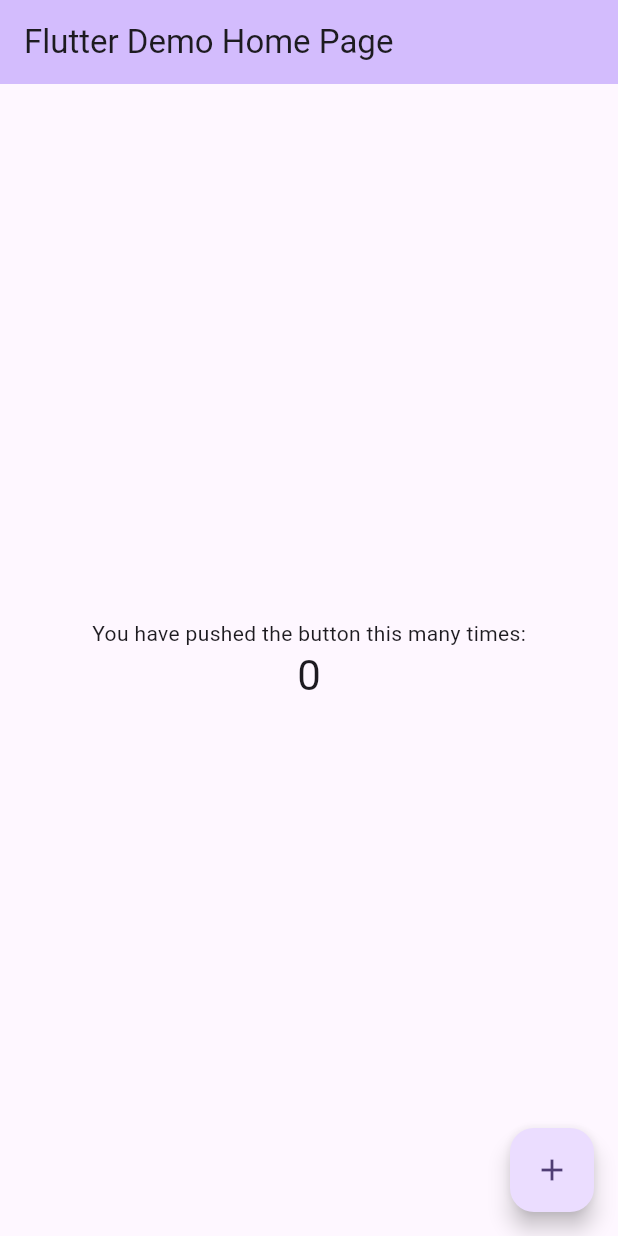
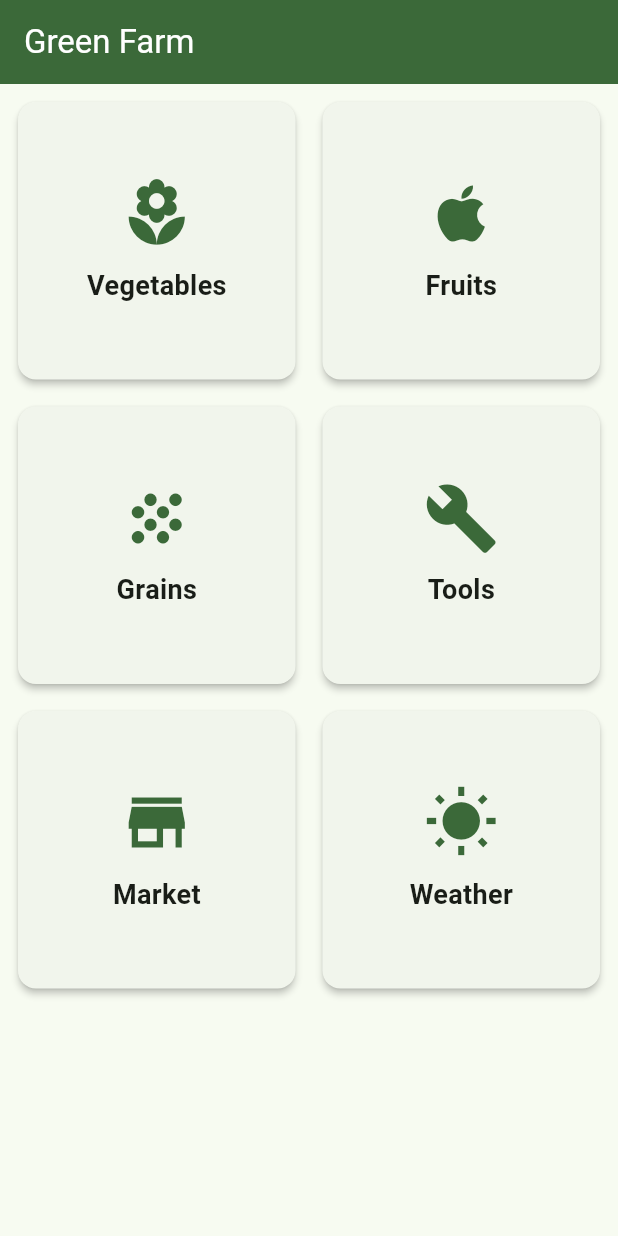
Before and after one commit to could-ai/019ad9e7-49f7-7f5e-b2f6-9f5fddcd81a2, a Flutter app: the screen it shows after launch, on a phone screen of 412 x 824 dp. Run offline on Flutter 3.47's test engine with Material 3 defaults, Android fonts, the phone set to English and light mode, and no system bars.

Commit message:
I have updated the main application file to set up the 'Green Farm' theme. I've changed the app title, set the primary color to green, and configured the home screen as the initial route. The previous counter example has been removed to start fresh with the new application structure.; I've created a new home screen for the 'Green Farm' application. This screen features a welcoming app bar and a grid layout displaying various agricultural categories like Vegetables, Fruits, Grains, and Tools. This provides a simple and intuitive navigation structure for the user to explore different sections of the app.; To promote code reuse and maintain a consistent design, I've created a reusable 'CategoryCard' widget. This widget is used on the home screen to display each agricultural category. It's designed to be easily customizable with a title and an icon, making it simple to add new categories in the future.

```diff
--- a/usr/lib/main.dart
+++ b/usr/lib/main.dart
@@ -1,4 +1,5 @@
 import 'package:flutter/material.dart';
+import 'package:couldai_user_app/screens/home_screen.dart';
 
 void main() {
   runApp(const MyApp());
@@ -7,117 +8,19 @@ void main() {
 class MyApp extends StatelessWidget {
   const MyApp({super.key});
 
-  // This widget is the root of your application.
   @override
   Widget build(BuildContext context) {
     return MaterialApp(
-      title: 'Flutter Demo',
+      title: 'Green Farm',
       debugShowCheckedModeBanner: false,
       theme: ThemeData(
-        // This is the theme of your application.
-        //
-        // TRY THIS: Try running your application with "flutter run". You'll see
-        // the application has a purple toolbar. Then, without quitting the app,
-        // try changing the seedColor in the colorScheme below to Colors.green
-        // and then invoke "hot reload" (save your changes or press the "hot
-        // reload" button in a Flutter-supported IDE, or press "r" if you used
-        // the command line to start the app).
-        //
-        // Notice that the counter didn't reset back to zero; the application
-        // state is not lost during the reload. To reset the state, use hot
-        // restart instead.
-        //
-        // This works for code too, not just values: Most code changes can be
-        // tested with just a hot reload.
-        colorScheme: ColorScheme.fromSeed(seedColor: Colors.deepPurple),
+        colorScheme: ColorScheme.fromSeed(seedColor: Colors.green),
+        useMaterial3: true,
       ),
       initialRoute: '/',
       routes: {
-        '/': (context) => const MyHomePage(title: 'Flutter Demo Home Page'),
+        '/': (context) => const HomeScreen(),
       },
     );
   }
 }
-
-class MyHomePage extends StatefulWidget {
-  const MyHomePage({super.key, required this.title});
-
-  // This widget is the home page of your application. It is stateful, meaning
-  // that it has a State object (defined below) that contains fields that affect
-  // how it looks.
-
-  // This class is the configuration for the state. It holds the values (in this
-  // case the title) provided by the parent (in this case the App widget) and
-  // used by the build method of the State. Fields in a Widget subclass are
-  // always marked "final".
-
-  final String title;
-
-  @override
-  State<MyHomePage> createState() => _MyHomePageState();
-}
-
-class _MyHomePageState extends State<MyHomePage> {
-  int _counter = 0;
-
-  void _incrementCounter() {
-    setState(() {
-      // This call to setState tells the Flutter framework that something has
-      // changed in this State, which causes it to rerun the build method below
-      // so that the display can reflect the updated values. If we changed
-      // _counter without calling setState(), then the build method would not be
-      // called again, and so nothing would appear to happen.
-      _counter++;
-    });
-  }
-
-  @override
-  Widget build(BuildContext context) {
-    // This method is rerun every time setState is called, for instance as done
-    // by the _incrementCounter method above.
-    //
-    // The Flutter framework has been optimized to make rerunning build methods
-    // fast, so that you can just rebuild anything that needs updating rather
-    // than having to individually change instances of widgets.
-    return Scaffold(
-      appBar: AppBar(
-        // TRY THIS: Try changing the color here to a specific color (to
-        // Colors.amber, perhaps?) and trigger a hot reload to see the AppBar
-        // change color while the other colors stay the same.
-        backgroundColor: Theme.of(context).colorScheme.inversePrimary,
-        // Here we take the value from the MyHomePage object that was created by
-        // the App.build method, and use it to set our appbar title.
-        title: Text(widget.title),
-      ),
-      body: Center(
-        // Center is a layout widget. It takes a single child and positions it
-        // in the middle of the parent.
-        child: Column(
-          // Column is also a layout widget. It takes a list of children and
-          // arranges them vertically. By default, it sizes itself to fit its
-          // children horizontally, and tries to be as tall as its parent.
-          //
-          // Column has various properties to control how it sizes itself and
-          // how it positions its children. Here we use mainAxisAlignment to
-          // center the children vertically; the main axis here is the vertical
-          // axis because Columns are vertical (the cross axis would be
-          // horizontal).
-          //
-          // TRY THIS: Invoke "debug painting" (choose the "Toggle Debug Paint"
-          // action in the IDE, or press "p" in the console), to see the
-          // wireframe for each widget.
-          mainAxisAlignment: MainAxisAlignment.center,
-          children: <Widget>[
-            const Text('You have pushed the button this many times:'),
-            Text('$_counter', style: Theme.of(context).textTheme.headlineMedium),
-          ],
-        ),
-      ),
-      floatingActionButton: FloatingActionButton(
-        onPressed: _incrementCounter,
-        tooltip: 'Increment',
-        child: const Icon(Icons.add),
-      ), // This trailing comma makes auto-formatting nicer for build methods.
-    );
-  }
-}
--- /dev/null
+++ b/usr/lib/screens/home_screen.dart
@@ -0,0 +1,51 @@
+import 'package:flutter/material.dart';
+import 'package:couldai_user_app/widgets/reusable_widgets.dart';
+
+class HomeScreen extends StatelessWidget {
+  const HomeScreen({super.key});
+
+  @override
+  Widget build(BuildContext context) {
+    return Scaffold(
+      appBar: AppBar(
+        title: const Text('Green Farm'),
+        backgroundColor: Theme.of(context).colorScheme.primary,
+        foregroundColor: Theme.of(context).colorScheme.onPrimary,
+      ),
+      body: Padding(
+        padding: const EdgeInsets.all(8.0),
+        child: GridView.count(
+          crossAxisCount: 2,
+          crossAxisSpacing: 10,
+          mainAxisSpacing: 10,
+          children: const <Widget>[
+            CategoryCard(
+              title: 'Vegetables',
+              icon: Icons.local_florist,
+            ),
+            CategoryCard(
+              title: 'Fruits',
+              icon: Icons.apple,
+            ),
+            CategoryCard(
+              title: 'Grains',
+              icon: Icons.grain,
+            ),
+            CategoryCard(
+              title: 'Tools',
+              icon: Icons.build,
+            ),
+            CategoryCard(
+              title: 'Market',
+              icon: Icons.store,
+            ),
+            CategoryCard(
+              title: 'Weather',
+              icon: Icons.wb_sunny,
+            ),
+          ],
+        ),
+      ),
+    );
+  }
+}
--- /dev/null
+++ b/usr/lib/widgets/reusable_widgets.dart
@@ -0,0 +1,42 @@
+import 'package:flutter/material.dart';
+
+class CategoryCard extends StatelessWidget {
+  final String title;
+  final IconData icon;
+
+  const CategoryCard({
+    super.key,
+    required this.title,
+    required this.icon,
+  });
+
+  @override
+  Widget build(BuildContext context) {
+    return Card(
+      elevation: 2.0,
+      child: InkWell(
+        onTap: () {
+          // Handle category tap
+        },
+        child: Column(
+          mainAxisAlignment: MainAxisAlignment.center,
+          children: <Widget>[
+            Icon(
+              icon,
+              size: 50.0,
+              color: Theme.of(context).colorScheme.primary,
+            ),
+            const SizedBox(height: 10.0),
+            Text(
+              title,
+              style: const TextStyle(
+                fontSize: 18.0,
+                fontWeight: FontWeight.bold,
+              ),
+            ),
+          ],
+        ),
+      ),
+    );
+  }
+}
```
